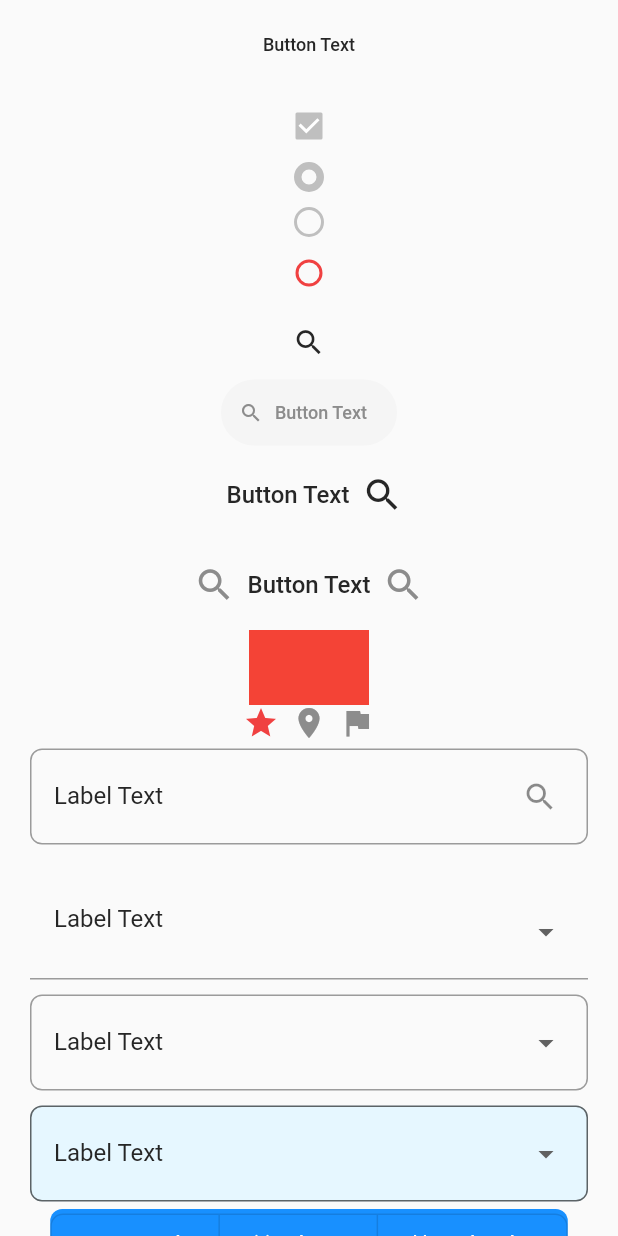
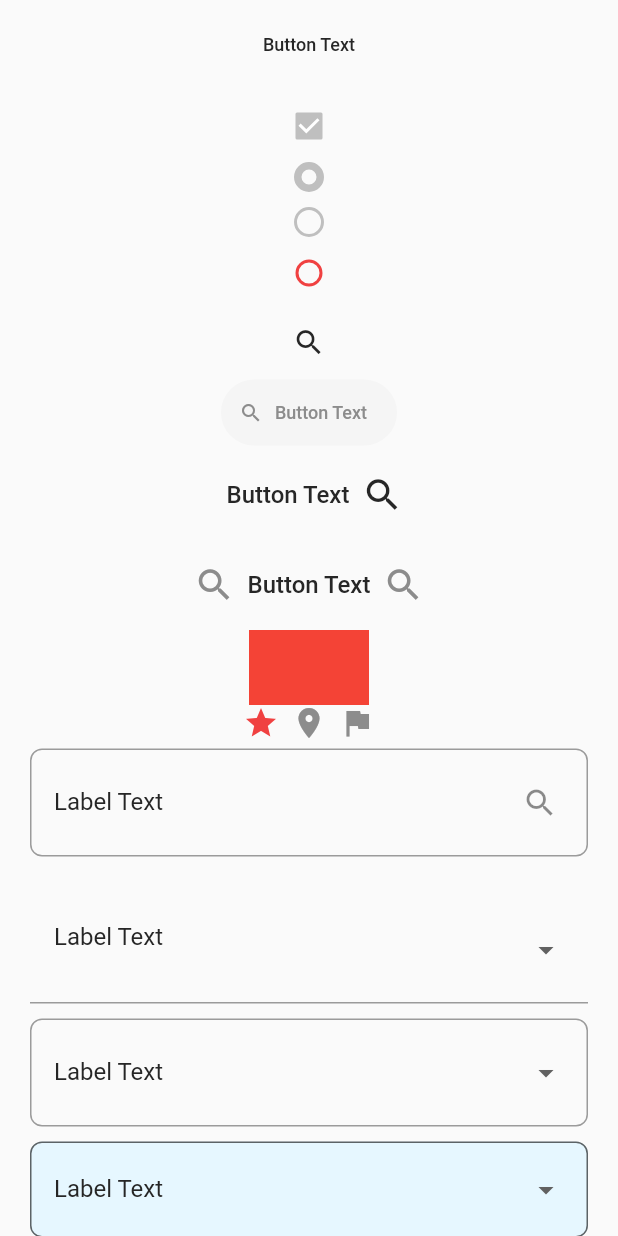
Before and after one commit to zero-one-group/zog-ui, a Flutter app: the screen it shows after launch, on a phone screen of 412 x 824 dp. Run offline on Flutter 3.47's test engine with Material 2 defaults, Android fonts, the phone set to English and light mode, and no system bars; our stand-ins replace flutter_svg.

Commit message:
added: selected item variant knob on widget book, fix size on dropdown

```diff
--- a/packages/mobile/lib/components/dropdowns/zero_dropdown.dart
+++ b/packages/mobile/lib/components/dropdowns/zero_dropdown.dart
@@ -147,7 +147,7 @@ class ZeroDropdown<T> extends StatefulWidget {
     Widget Function(T)? menuItemBuilder,
     Widget Function(T)? selectedMenuItemBuilder,
     InputDecorationType inputDecorationType = InputDecorationType.outline,
-    TextfieldSizeType textfieldSizeType = TextfieldSizeType.small,
+    TextfieldSizeType? textfieldSizeType,
   }) =>
       ZeroDropdown._(
         key: key,
@@ -163,8 +163,8 @@ class ZeroDropdown<T> extends StatefulWidget {
         errorStyle: errorStyle,
         prefixIcon: prefixIcon,
         suffixIcon: suffixIcon,
-        itemHeight: itemHeight ?? TextfieldSizeType.small.height,
-        textfieldSizeType: textfieldSizeType,
+        itemHeight: itemHeight,
+        textfieldSizeType: textfieldSizeType ?? TextfieldSizeType.large,
         enableMultipleItems: false,
         menuItemBuilder: menuItemBuilder,
         selectedMenuItemBuilder: selectedMenuItemBuilder,
@@ -251,7 +251,7 @@ class _ZeroDropdownState<T> extends State<ZeroDropdown<T>> {
       buttonHighlightColor: ZeroColors.primary1,
       itemHighlightColor: ZeroColors.primary1,
       selectedItemHighlightColor: ZeroColors.primary7,
-      buttonHeight: widget.itemHeight,
+      buttonHeight: widget.itemHeight ?? widget.textfieldSizeType.height,
       items: widget.items.map((item) {
         return DropdownMenuItem<T>(
           value: item,
@@ -307,7 +307,10 @@ class _ZeroDropdownState<T> extends State<ZeroDropdown<T>> {
           suffixIcon: widget.suffixIcon,
           prefixIcon: widget.prefixIcon,
         ).decoration;
-        break;
+        return decoration?.copyWith(
+            filled: widget.selectedItemsStyle.isDropdownFilled,
+            fillColor: ZeroColors.primary1);
+
       case InputDecorationType.round:
         decoration = ZeroTextField.rounded(
           labelText: widget.labelText,
@@ -317,7 +320,11 @@ class _ZeroDropdownState<T> extends State<ZeroDropdown<T>> {
           suffixIcon: widget.suffixIcon,
           prefixIcon: widget.prefixIcon,
         ).decoration;
-        break;
+
+        return decoration?.copyWith(
+            filled: widget.selectedItemsStyle.isDropdownFilled,
+            fillColor: ZeroColors.primary1);
+
       case InputDecorationType.fill:
         decoration = ZeroTextField.fill(
           labelText: widget.labelText,
@@ -327,7 +334,9 @@ class _ZeroDropdownState<T> extends State<ZeroDropdown<T>> {
           suffixIcon: widget.suffixIcon,
           prefixIcon: widget.prefixIcon,
         ).decoration;
-        break;
+
+        return decoration;
+
       case InputDecorationType.underline:
         decoration = ZeroTextField.underline(
           labelText: widget.labelText,
@@ -337,12 +346,11 @@ class _ZeroDropdownState<T> extends State<ZeroDropdown<T>> {
           suffixIcon: widget.suffixIcon,
           prefixIcon: widget.prefixIcon,
         ).decoration;
-        break;
+
+        return decoration?.copyWith(
+            filled: widget.selectedItemsStyle.isDropdownFilled,
+            fillColor: ZeroColors.primary1);
     }
-
-    return decoration?.copyWith(
-        filled: widget.selectedItemsStyle.isDropdownFilled,
-        fillColor: ZeroColors.primary1);
   }
 
   void _updateSelectedItems(
```
Also changed, not shown: packages/mobile/widgetbook/widgetbook_component/dropdown.dart (+42 -0 lines).
